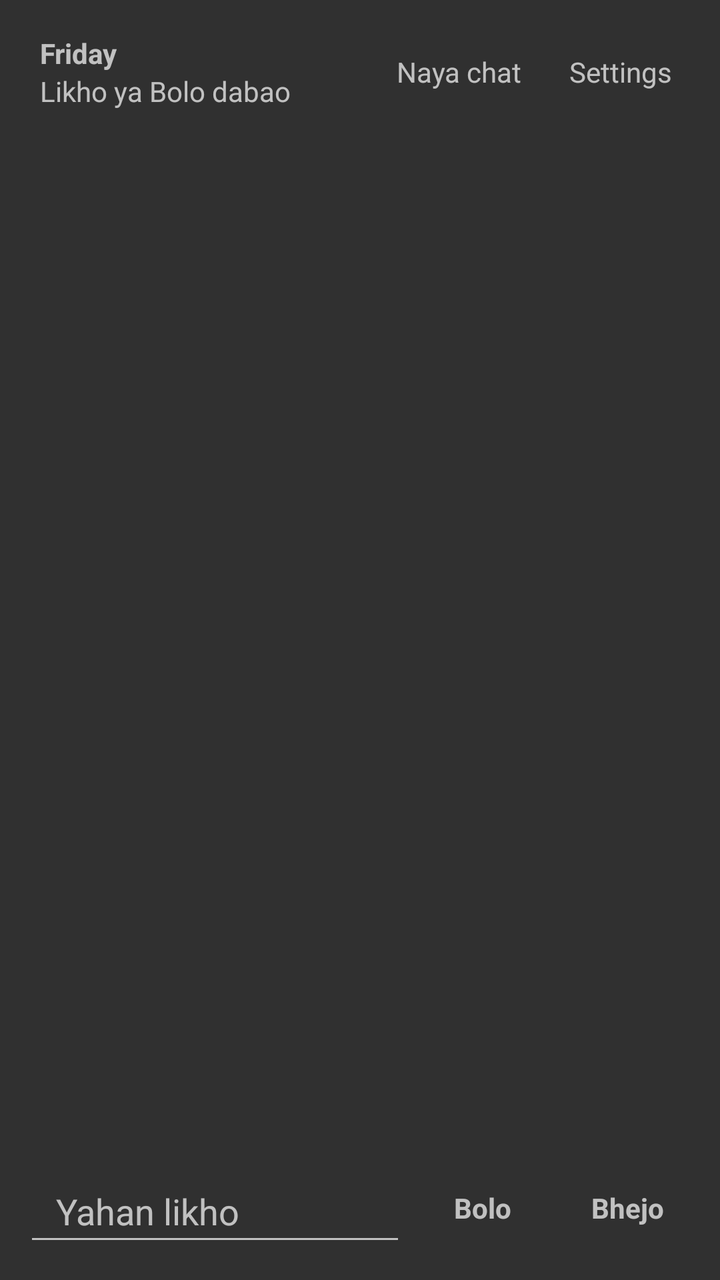
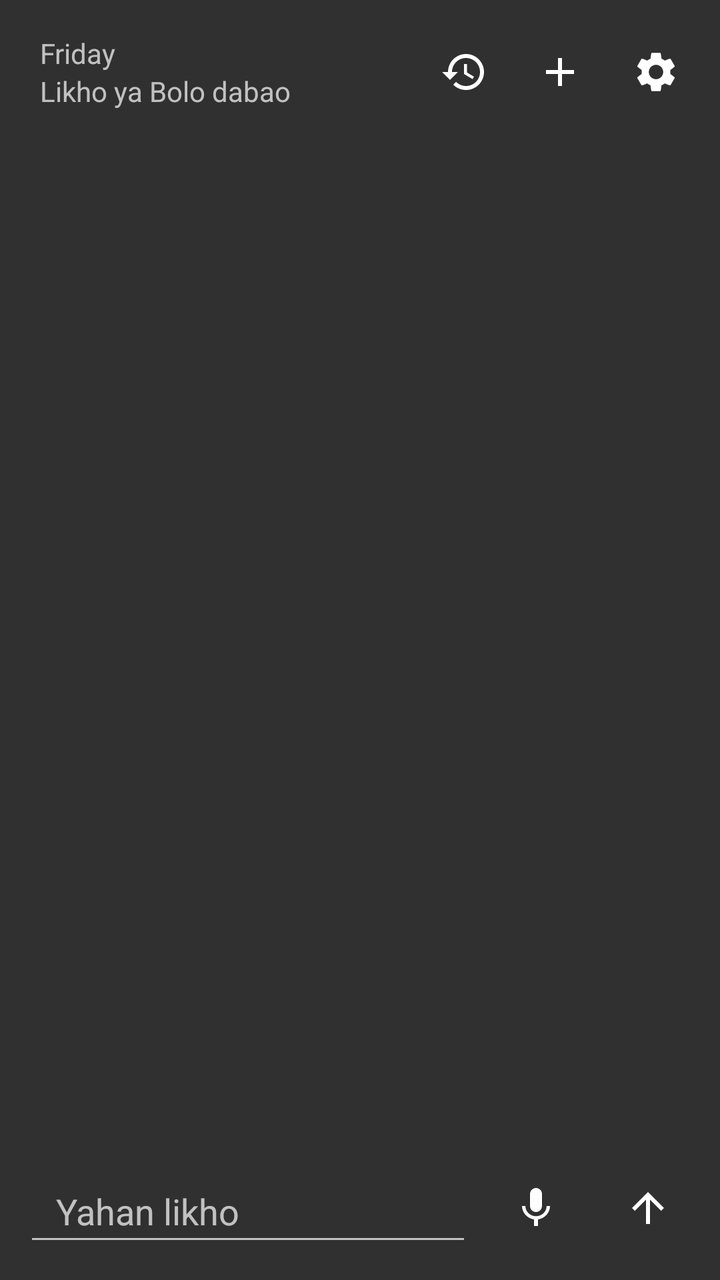

Compare the two renders of this Android layout. The source of the first and the diff that turns it into the second are given below.
<!-- AndroidManifest.xml: application theme android:Theme.Material.NoActionBar -->
<!-- res/layout/activity_main.xml -->
<?xml version="1.0" encoding="utf-8"?>
<FrameLayout xmlns:android="http://schemas.android.com/apk/res/android"
    android:id="@+id/root"
    android:layout_width="match_parent"
    android:layout_height="match_parent"
    android:fitsSystemWindows="true">

    <LinearLayout
        android:layout_width="match_parent"
        android:layout_height="match_parent"
        android:orientation="vertical">

        <LinearLayout
            android:layout_width="match_parent"
            android:layout_height="wrap_content"
            android:gravity="center_vertical"
            android:orientation="horizontal"
            android:paddingStart="20dp"
            android:paddingTop="12dp"
            android:paddingEnd="12dp"
            android:paddingBottom="8dp">

            <LinearLayout
                android:layout_width="0dp"
                android:layout_height="wrap_content"
                android:layout_weight="1"
                android:orientation="vertical">

                <TextView
                    android:id="@+id/title"
                    android:layout_width="wrap_content"
                    android:layout_height="wrap_content"
                    android:text="@string/app_name"
                    android:textStyle="bold" />

                <TextView
                    android:id="@+id/status"
                    android:layout_width="match_parent"
                    android:layout_height="wrap_content"
                    android:ellipsize="end"
                    android:maxLines="2"
                    android:text="@string/idle" />
            </LinearLayout>

            <TextView
                android:id="@+id/newChatButton"
                android:layout_width="wrap_content"
                android:layout_height="wrap_content"
                android:minHeight="48dp"
                android:gravity="center"
                android:paddingStart="12dp"
                android:paddingEnd="12dp"
                android:text="@string/new_chat" />

            <TextView
                android:id="@+id/settingsButton"
                android:layout_width="wrap_content"
                android:layout_height="wrap_content"
                android:minHeight="48dp"
                android:gravity="center"
                android:paddingStart="12dp"
                android:paddingEnd="12dp"
                android:text="@string/settings" />
        </LinearLayout>

        <View
            android:id="@+id/divider"
            android:layout_width="match_parent"
            android:layout_height="1dp" />

        <ScrollView
            android:id="@+id/scroll"
            android:layout_width="match_parent"
            android:layout_height="0dp"
            android:layout_weight="1"
            android:fillViewport="true">

            <LinearLayout
                android:id="@+id/messages"
                android:layout_width="match_parent"
                android:layout_height="wrap_content"
                android:orientation="vertical"
                android:paddingStart="16dp"
                android:paddingTop="12dp"
                android:paddingEnd="16dp"
                android:paddingBottom="12dp" />
        </ScrollView>

        <LinearLayout
            android:layout_width="match_parent"
            android:layout_height="wrap_content"
            android:gravity="center_vertical"
            android:orientation="horizontal"
            android:paddingStart="12dp"
            android:paddingTop="8dp"
            android:paddingEnd="12dp"
            android:paddingBottom="12dp">

            <EditText
                android:id="@+id/input"
                android:layout_width="0dp"
                android:layout_height="wrap_content"
                android:layout_weight="1"
                android:hint="@string/type_hint"
                android:imeOptions="actionSend"
                android:importantForAutofill="no"
                android:inputType="textCapSentences"
                android:minHeight="48dp"
                android:paddingStart="16dp"
                android:paddingEnd="16dp" />

            <TextView
                android:id="@+id/talkButton"
                android:layout_width="wrap_content"
                android:layout_height="48dp"
                android:layout_marginStart="8dp"
                android:gravity="center"
                android:paddingStart="16dp"
                android:paddingEnd="16dp"
                android:text="@string/talk"
                android:textStyle="bold" />

            <TextView
                android:id="@+id/sendButton"
                android:layout_width="wrap_content"
                android:layout_height="48dp"
                android:layout_marginStart="8dp"
                android:gravity="center"
                android:paddingStart="16dp"
                android:paddingEnd="16dp"
                android:text="@string/send"
                android:textStyle="bold" />
        </LinearLayout>
    </LinearLayout>
</FrameLayout>
<!-- resources referenced by this layout -->
<resources>
  <string name="app_name">Friday</string>
  <string name="idle">Likho ya Bolo dabao</string>
  <string name="new_chat">Naya chat</string>
  <string name="send">Bhejo</string>
  <string name="settings">Settings</string>
  <string name="talk">Bolo</string>
  <string name="type_hint">Yahan likho</string>
</resources>

<!-- the commit's change to res/layout/activity_main.xml (unified diff, before → after) -->
@@ -17,7 +17,7 @@
             android:orientation="horizontal"
             android:paddingStart="20dp"
             android:paddingTop="12dp"
-            android:paddingEnd="12dp"
+            android:paddingEnd="8dp"
             android:paddingBottom="8dp">
 
             <LinearLayout
@@ -30,8 +30,7 @@
                     android:id="@+id/title"
                     android:layout_width="wrap_content"
                     android:layout_height="wrap_content"
-                    android:text="@string/app_name"
-                    android:textStyle="bold" />
+                    android:text="@string/app_name" />
 
                 <TextView
                     android:id="@+id/status"
@@ -42,25 +41,29 @@
                     android:text="@string/idle" />
             </LinearLayout>
 
-            <TextView
+            <ImageView
+                android:id="@+id/chatsButton"
+                android:layout_width="48dp"
+                android:layout_height="48dp"
+                android:contentDescription="@string/chats"
+                android:padding="12dp"
+                android:src="@drawable/ic_history" />
+
+            <ImageView
                 android:id="@+id/newChatButton"
-                android:layout_width="wrap_content"
-                android:layout_height="wrap_content"
-                android:minHeight="48dp"
-                android:gravity="center"
-                android:paddingStart="12dp"
-                android:paddingEnd="12dp"
-                android:text="@string/new_chat" />
+                android:layout_width="48dp"
+                android:layout_height="48dp"
+                android:contentDescription="@string/new_chat"
+                android:padding="12dp"
+                android:src="@drawable/ic_add" />
 
-            <TextView
+            <ImageView
                 android:id="@+id/settingsButton"
-                android:layout_width="wrap_content"
-                android:layout_height="wrap_content"
-                android:minHeight="48dp"
-                android:gravity="center"
-                android:paddingStart="12dp"
-                android:paddingEnd="12dp"
-                android:text="@string/settings" />
+                android:layout_width="48dp"
+                android:layout_height="48dp"
+                android:contentDescription="@string/settings"
+                android:padding="12dp"
+                android:src="@drawable/ic_settings" />
         </LinearLayout>
 
         <View
@@ -89,6 +92,8 @@
         <LinearLayout
             android:layout_width="match_parent"
             android:layout_height="wrap_content"
+            android:clipChildren="false"
+            android:clipToPadding="false"
             android:gravity="center_vertical"
             android:orientation="horizontal"
             android:paddingStart="12dp"
@@ -109,27 +114,23 @@
                 android:paddingStart="16dp"
                 android:paddingEnd="16dp" />
 
-            <TextView
+            <ImageView
                 android:id="@+id/talkButton"
-                android:layout_width="wrap_content"
+                android:layout_width="48dp"
                 android:layout_height="48dp"
                 android:layout_marginStart="8dp"
-                android:gravity="center"
-                android:paddingStart="16dp"
-                android:paddingEnd="16dp"
-                android:text="@string/talk"
-                android:textStyle="bold" />
+                android:contentDescription="@string/talk"
+                android:padding="12dp"
+                android:src="@drawable/ic_mic" />
 
-            <TextView
+            <ImageView
                 android:id="@+id/sendButton"
-                android:layout_width="wrap_content"
+                android:layout_width="48dp"
                 android:layout_height="48dp"
                 android:layout_marginStart="8dp"
-                android:gravity="center"
-                android:paddingStart="16dp"
-                android:paddingEnd="16dp"
-                android:text="@string/send"
-                android:textStyle="bold" />
+                android:contentDescription="@string/send"
+                android:padding="12dp"
+                android:src="@drawable/ic_send" />
         </LinearLayout>
     </LinearLayout>
 </FrameLayout>
<!-- resource entries referenced after the edit -->
@@ -1,6 +1,57 @@
 <!-- resources referenced by this layout -->
 <resources>
+  <!-- drawable ic_add (drawable) -->
+  <vector xmlns:android="http://schemas.android.com/apk/res/android"
+      android:width="24dp"
+      android:height="24dp"
+      android:viewportWidth="24"
+      android:viewportHeight="24">
+      <path
+          android:fillColor="#FFFFFF"
+          android:pathData="M19,13h-6v6h-2v-6H5v-2h6V5h2v6h6v2z" />
+  </vector>
+  <!-- drawable ic_history (drawable) -->
+  <vector xmlns:android="http://schemas.android.com/apk/res/android"
+      android:width="24dp"
+      android:height="24dp"
+      android:viewportWidth="24"
+      android:viewportHeight="24">
+      <path
+          android:fillColor="#FFFFFF"
+          android:pathData="M13,3c-4.97,0 -9,4.03 -9,9L1,12l3.89,3.89 0.07,0.14L9,12L6,12c0,-3.87 3.13,-7 7,-7s7,3.13 7,7 -3.13,7 -7,7c-1.93,0 -3.68,-0.79 -4.94,-2.06l-1.42,1.42C8.27,19.99 10.51,21 13,21c4.97,0 9,-4.03 9,-9s-4.03,-9 -9,-9zM12,8v5l4.28,2.54 0.72,-1.21 -3.5,-2.08L13.5,8L12,8z" />
+  </vector>
+  <!-- drawable ic_mic (drawable) -->
+  <vector xmlns:android="http://schemas.android.com/apk/res/android"
+      android:width="24dp"
+      android:height="24dp"
+      android:viewportWidth="24"
+      android:viewportHeight="24">
+      <path
+          android:fillColor="#FFFFFF"
+          android:pathData="M12,14c1.66,0 2.99,-1.34 2.99,-3L15,5c0,-1.66 -1.34,-3 -3,-3S9,3.34 9,5v6c0,1.66 1.34,3 3,3zM17.3,11c0,3 -2.54,5.1 -5.3,5.1S6.7,14 6.7,11L5,11c0,3.41 2.72,6.23 6,6.72L11,21h2v-3.28c3.28,-0.48 6,-3.3 6,-6.72h-1.7z" />
+  </vector>
+  <!-- drawable ic_send (drawable) -->
+  <vector xmlns:android="http://schemas.android.com/apk/res/android"
+      android:width="24dp"
+      android:height="24dp"
+      android:viewportWidth="24"
+      android:viewportHeight="24">
+      <path
+          android:fillColor="#FFFFFF"
+          android:pathData="M4,12l1.41,1.41L11,7.83V20h2V7.83l5.58,5.59L20,12l-8,-8 -8,8z" />
+  </vector>
+  <!-- drawable ic_settings (drawable) -->
+  <vector xmlns:android="http://schemas.android.com/apk/res/android"
+      android:width="24dp"
+      android:height="24dp"
+      android:viewportWidth="24"
+      android:viewportHeight="24">
+      <path
+          android:fillColor="#FFFFFF"
+          android:pathData="M19.14,12.94c0.04,-0.3 0.06,-0.61 0.06,-0.94c0,-0.32 -0.02,-0.64 -0.07,-0.94l2.03,-1.58c0.18,-0.14 0.23,-0.41 0.12,-0.61l-1.92,-3.32c-0.12,-0.22 -0.37,-0.29 -0.59,-0.22l-2.39,0.96c-0.5,-0.38 -1.03,-0.7 -1.62,-0.94L14.4,2.81c-0.04,-0.24 -0.24,-0.41 -0.48,-0.41h-3.84c-0.24,0 -0.43,0.17 -0.47,0.41L9.25,5.35C8.66,5.59 8.12,5.92 7.63,6.29L5.24,5.33c-0.22,-0.08 -0.47,0 -0.59,0.22L2.74,8.87C2.62,9.08 2.66,9.34 2.86,9.48l2.03,1.58C4.84,11.36 4.8,11.69 4.8,12s0.02,0.64 0.07,0.94l-2.03,1.58c-0.18,0.14 -0.23,0.41 -0.12,0.61l1.92,3.32c0.12,0.22 0.37,0.29 0.59,0.22l2.39,-0.96c0.5,0.38 1.03,0.7 1.62,0.94l0.36,2.54c0.05,0.24 0.24,0.41 0.48,0.41h3.84c0.24,0 0.44,-0.17 0.47,-0.41l0.36,-2.54c0.59,-0.24 1.13,-0.56 1.62,-0.94l2.39,0.96c0.22,0.08 0.47,0 0.59,-0.22l1.92,-3.32c0.12,-0.22 0.07,-0.47 -0.12,-0.61L19.14,12.94zM12,15.6c-1.98,0 -3.6,-1.62 -3.6,-3.6s1.62,-3.6 3.6,-3.6s3.6,1.62 3.6,3.6S13.98,15.6 12,15.6z" />
+  </vector>
   <string name="app_name">Friday</string>
+  <string name="chats">Purane chats</string>
   <string name="idle">Likho ya Bolo dabao</string>
   <string name="new_chat">Naya chat</string>
   <string name="send">Bhejo</string>
